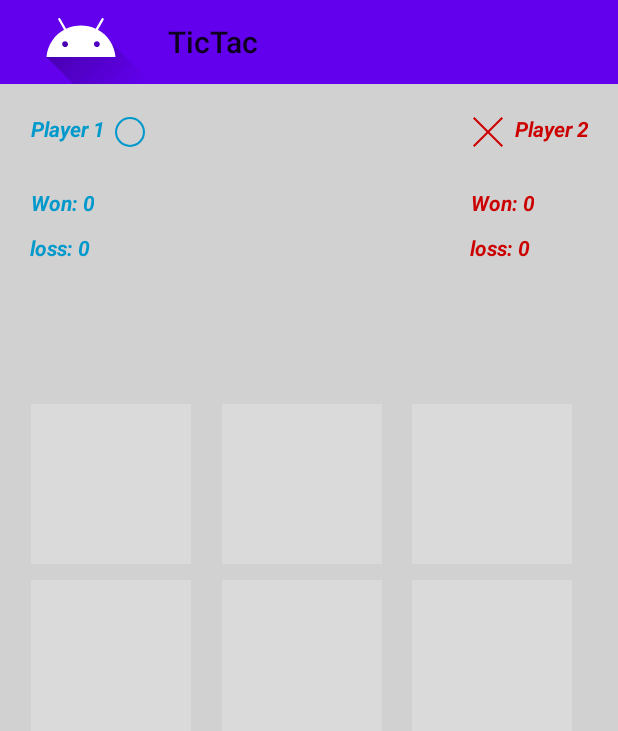
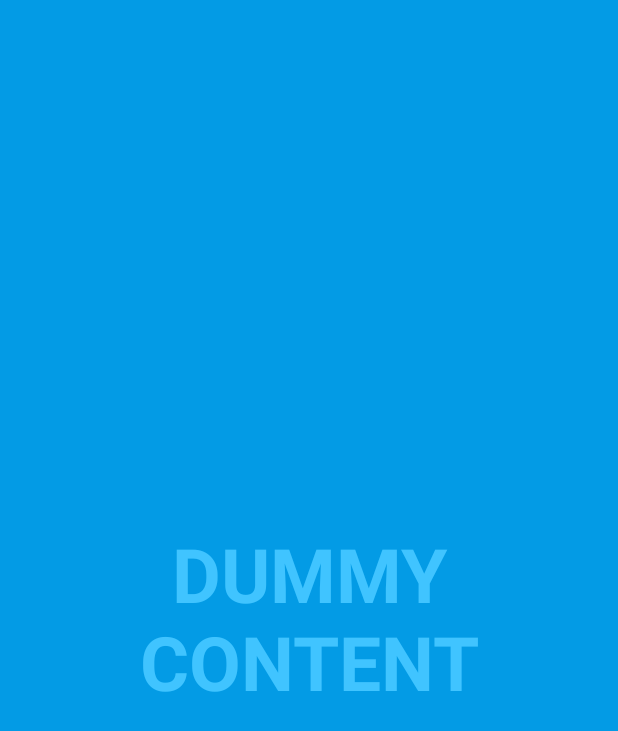
Before and after one commit to AJ-072/TicTac, an Android app: the screen it shows after launch (MainActivity before the commit, SplashScreen after it), on a phone screen of 412 x 824 dp. Shown: the top 731 px of the screen. Run offline under Robolectric (Android 15) with nearby library versions, the phone set to English and light mode, and no system bars.

Commit message:
init commit

```diff
--- a/app/src/main/java/com/aj/android/tictac/adapter.java
+++ b/app/src/main/java/com/aj/android/tictac/GameAdapter.java
@@ -8,12 +8,12 @@ import androidx.annotation.NonNull;
 import androidx.appcompat.widget.AppCompatImageButton;
 import androidx.recyclerview.widget.RecyclerView;
 
-class adapter extends RecyclerView.Adapter<adapter.MyViewHolder> {
+public class GameAdapter extends RecyclerView.Adapter<GameAdapter.MyViewHolder> {
     int count;
     onCLick onCLick;
     int width;
 
-    adapter(int count, int length, onCLick onCLick) {
+    public GameAdapter(int count, int length, onCLick onCLick) {
         this.count = count;
         this.onCLick = onCLick;
         this.width = length;
@@ -23,7 +23,7 @@ class adapter extends RecyclerView.Adapter<adapter.MyViewHolder> {
     @Override
     public MyViewHolder onCreateViewHolder(@NonNull ViewGroup parent, int viewType) {
         View view = LayoutInflater.from(parent.getContext()).inflate(R.layout.item, parent, false);
-        view.setLayoutParams(new RecyclerView.LayoutParams((width - 90) / 3, (width - 90) / 3));
+        //view.setLayoutParams(new RecyclerView.LayoutParams((width - 90) / 3, (width - 90) / 3));
         return new MyViewHolder(view);
     }
 
@@ -52,7 +52,7 @@ class adapter extends RecyclerView.Adapter<adapter.MyViewHolder> {
         }
     }
 
-    interface onCLick {
+    public interface onCLick {
         void OnClickListener(int position, View view);
     }
 }
--- /dev/null
+++ b/app/src/main/java/com/aj/android/tictac/Player.java
@@ -0,0 +1,4 @@
+package com.aj.android.tictac;
+
+public class Player {
+}
--- a/app/src/main/java/com/aj/android/tictac/MainActivity.java
+++ b/app/src/main/java/com/aj/android/tictac/activities/MainActivity.java
@@ -1,4 +1,4 @@
-package com.aj.android.tictac;
+package com.aj.android.tictac.activities;
 
 import android.content.DialogInterface;
 import android.os.Bundle;
@@ -18,13 +18,16 @@ import androidx.core.content.ContextCompat;
 import androidx.recyclerview.widget.GridLayoutManager;
 import androidx.recyclerview.widget.RecyclerView;
 
+import com.aj.android.tictac.R;
+import com.aj.android.tictac.GameAdapter;
+
 import java.util.ArrayList;
 import java.util.Arrays;
 import java.util.List;
 
-public class MainActivity extends AppCompatActivity implements com.aj.android.tictac.adapter.onCLick {
+public class MainActivity extends AppCompatActivity implements GameAdapter.onCLick {
     private int who = 1;
-    private adapter adapter;
+    private GameAdapter GameAdapter;
     private int winnerScore1 = 0, winnerScore2 = 0;
     private RecyclerView recyclerView;
     private List<List<Integer>> winner = new ArrayList<>();
@@ -51,13 +54,13 @@ public class MainActivity extends AppCompatActivity implements com.aj.android.ti
         display.getMetrics(displayMetrics);
         int orientation = display.getRotation();
         if (orientation == Surface.ROTATION_0 || orientation == Surface.ROTATION_180)
-            adapter = new adapter(9, displayMetrics.widthPixels, this);
+            GameAdapter = new GameAdapter(9, displayMetrics.widthPixels, this);
         else
-            adapter = new adapter(9, displayMetrics.heightPixels - 100, this);
+            GameAdapter = new GameAdapter(9, displayMetrics.heightPixels - 100, this);
         layoutManager = new GridLayoutManager(this, 3);
         recyclerView.setHasFixedSize(true);
         recyclerView.setLayoutManager(layoutManager);
-        recyclerView.setAdapter(adapter);
+        recyclerView.setAdapter(GameAdapter);
         setWinner();
     }
 
@@ -131,7 +134,7 @@ public class MainActivity extends AppCompatActivity implements com.aj.android.ti
     void Restart() {
         player1.clear();
         player2.clear();
-        adapter.notifyDataSetChanged();
+        GameAdapter.notifyDataSetChanged();
         who = 1;
         count = 0;
     }
--- /dev/null
+++ b/app/src/main/java/com/aj/android/tictac/activities/SplashScreen.java
@@ -0,0 +1,175 @@
+package com.aj.android.tictac.activities;
+
+import android.annotation.SuppressLint;
+import android.os.Bundle;
+import android.os.Handler;
+import android.view.MotionEvent;
+import android.view.View;
+
+import androidx.appcompat.app.ActionBar;
+import androidx.appcompat.app.AppCompatActivity;
+
+import com.aj.android.tictac.databinding.ActivitySplashScreenBinding;
+
+/**
+ * An example full-screen activity that shows and hides the system UI (i.e.
+ * status bar and navigation/system bar) with user interaction.
+ */
+public class SplashScreen extends AppCompatActivity {
+    /**
+     * Whether or not the system UI should be auto-hidden after
+     * {@link #AUTO_HIDE_DELAY_MILLIS} milliseconds.
+     */
+    private static final boolean AUTO_HIDE = true;
+
+    /**
+     * If {@link #AUTO_HIDE} is set, the number of milliseconds to wait after
+     * user interaction before hiding the system UI.
+     */
+    private static final int AUTO_HIDE_DELAY_MILLIS = 3000;
+
+    /**
+     * Some older devices needs a small delay between UI widget updates
+     * and a change of the status and navigation bar.
+     */
+    private static final int UI_ANIMATION_DELAY = 300;
+    private final Handler mHideHandler = new Handler();
+    private View mContentView;
+    private final Runnable mHidePart2Runnable = new Runnable() {
+        @SuppressLint("InlinedApi")
+        @Override
+        public void run() {
+            // Delayed removal of status and navigation bar
+
+            // Note that some of these constants are new as of API 16 (Jelly Bean)
+            // and API 19 (KitKat). It is safe to use them, as they are inlined
+            // at compile-time and do nothing on earlier devices.
+            mContentView.setSystemUiVisibility(View.SYSTEM_UI_FLAG_LOW_PROFILE
+                    | View.SYSTEM_UI_FLAG_FULLSCREEN
+                    | View.SYSTEM_UI_FLAG_LAYOUT_STABLE
+                    | View.SYSTEM_UI_FLAG_IMMERSIVE_STICKY
+                    | View.SYSTEM_UI_FLAG_LAYOUT_HIDE_NAVIGATION
+                    | View.SYSTEM_UI_FLAG_HIDE_NAVIGATION);
+        }
+    };
+    private View mControlsView;
+    private final Runnable mShowPart2Runnable = new Runnable() {
+        @Override
+        public void run() {
+            // Delayed display of UI elements
+            ActionBar actionBar = getSupportActionBar();
+            if (actionBar != null) {
+                actionBar.show();
+            }
+            mControlsView.setVisibility(View.VISIBLE);
+        }
+    };
+    private boolean mVisible;
+    private final Runnable mHideRunnable = new Runnable() {
+        @Override
+        public void run() {
+            hide();
+        }
+    };
+    /**
+     * Touch listener to use for in-layout UI controls to delay hiding the
+     * system UI. This is to prevent the jarring behavior of controls going away
+     * while interacting with activity UI.
+     */
+    private final View.OnTouchListener mDelayHideTouchListener = new View.OnTouchListener() {
+        @Override
+        public boolean onTouch(View view, MotionEvent motionEvent) {
+            switch (motionEvent.getAction()) {
+                case MotionEvent.ACTION_DOWN:
+                    if (AUTO_HIDE) {
+                        delayedHide(AUTO_HIDE_DELAY_MILLIS);
+                    }
+                    break;
+                case MotionEvent.ACTION_UP:
+                    view.performClick();
+                    break;
+                default:
+                    break;
+            }
+            return false;
+        }
+    };
+    private ActivitySplashScreenBinding binding;
+
+    @Override
+    protected void onCreate(Bundle savedInstanceState) {
+        super.onCreate(savedInstanceState);
+
+        binding = ActivitySplashScreenBinding.inflate(getLayoutInflater());
+        setContentView(binding.getRoot());
+
+        mVisible = true;
+        mControlsView = binding.fullscreenContentControls;
+        mContentView = binding.fullscreenContent;
+
+        // Set up the user interaction to manually show or hide the system UI.
+        mContentView.setOnClickListener(new View.OnClickListener() {
+            @Override
+            public void onClick(View view) {
+                toggle();
+            }
+        });
+
+        // Upon interacting with UI controls, delay any scheduled hide()
+        // operations to prevent the jarring behavior of controls going away
+        // while interacting with the UI.
+        binding.dummyButton.setOnTouchListener(mDelayHideTouchListener);
+    }
+
+    @Override
+    protected void onPostCreate(Bundle savedInstanceState) {
+        super.onPostCreate(savedInstanceState);
+
+        // Trigger the initial hide() shortly after the activity has been
+        // created, to briefly hint to the user that UI controls
+        // are available.
+        delayedHide(100);
+    }
+
+    private void toggle() {
+        if (mVisible) {
+            hide();
+        } else {
+            show();
+        }
+    }
+
+    private void hide() {
+        // Hide UI first
+        ActionBar actionBar = getSupportActionBar();
+        if (actionBar != null) {
+            actionBar.hide();
+        }
+        mControlsView.setVisibility(View.GONE);
+        mVisible = false;
+
+        // Schedule a runnable to remove the status and navigation bar after a delay
+        mHideHandler.removeCallbacks(mShowPart2Runnable);
+        mHideHandler.postDelayed(mHidePart2Runnable, UI_ANIMATION_DELAY);
+    }
+
+    private void show() {
+        // Show the system bar
+        mContentView.setSystemUiVisibility(View.SYSTEM_UI_FLAG_LAYOUT_FULLSCREEN
+                | View.SYSTEM_UI_FLAG_LAYOUT_HIDE_NAVIGATION);
+        mVisible = true;
+
+        // Schedule a runnable to display UI elements after a delay
+        mHideHandler.removeCallbacks(mHidePart2Runnable);
+        mHideHandler.postDelayed(mShowPart2Runnable, UI_ANIMATION_DELAY);
+    }
+
+    /**
+     * Schedules a call to hide() in delay milliseconds, canceling any
+     * previously scheduled calls.
+     */
+    private void delayedHide(int delayMillis) {
+        mHideHandler.removeCallbacks(mHideRunnable);
+        mHideHandler.postDelayed(mHideRunnable, delayMillis);
+    }
+}
--- a/app/src/main/res/layout-land/activity_main.xml
+++ b/app/src/main/res/layout-land/activity_main.xml
@@ -6,7 +6,7 @@
     xmlns:app="http://schemas.android.com/apk/res-auto"
     android:background="#D1D1D1"
     android:orientation="vertical"
-    tools:context=".MainActivity">
+    tools:context=".activities.MainActivity">
     <androidx.appcompat.widget.Toolbar
         android:layout_width="match_parent"
         android:id="@+id/toolbar"
--- a/app/src/main/res/layout/activity_main.xml
+++ b/app/src/main/res/layout/activity_main.xml
@@ -1,112 +1,16 @@
 <?xml version="1.0" encoding="utf-8"?>
-<androidx.appcompat.widget.LinearLayoutCompat xmlns:android="http://schemas.android.com/apk/res/android"
-    xmlns:tools="http://schemas.android.com/tools"
-    android:layout_width="match_parent"
-    android:layout_height="match_parent"
+<androidx.constraintlayout.widget.ConstraintLayout
+    xmlns:andriod="http://schemas.android.com/apk/res/android"
     xmlns:app="http://schemas.android.com/apk/res-auto"
-    android:background="#D1D1D1"
-    android:orientation="vertical"
-    tools:context=".MainActivity">
-    <androidx.appcompat.widget.Toolbar
-        android:layout_width="match_parent"
-        android:id="@+id/toolbar"
-        android:background="@color/colorPrimary"
-        android:layout_height="wrap_content"
-        app:title="@string/app_name"
-        app:navigationIcon="@drawable/ic_launcher_foreground"
-        />
-    <RelativeLayout
-        android:layout_width="match_parent"
-        android:layout_height="match_parent">
+    andriod:layout_height="match_parent"
+    andriod:layout_width="match_parent">
 
-        <androidx.appcompat.widget.AppCompatTextView
-            android:id="@+id/player2"
-            android:layout_width="wrap_content"
-            android:layout_height="wrap_content"
-            android:layout_alignParentEnd="true"
-            android:layout_margin="20dp"
-            android:drawableStart="@drawable/ic_cross"
-            android:drawablePadding="5dp"
-            android:text="@string/player_2"
-            android:textAlignment="center"
-            android:textColor="@android:color/holo_red_dark"
-            android:textStyle="bold|italic" />
+    <include
+        layout="@layout/player_data"
+        app:layout_constraintEnd_toEndOf="parent" />
 
-        <androidx.appcompat.widget.LinearLayoutCompat
-            android:layout_width="wrap_content"
-            android:layout_height="wrap_content"
-            android:layout_below="@id/player2"
-            android:layout_alignStart="@id/player2"
-            android:orientation="vertical">
+    <include
+        andriod:id="@+id/include"
+        layout="@layout/player_data" />
 
-            <androidx.appcompat.widget.AppCompatTextView
-                android:id="@+id/winnerScore2"
-                android:layout_width="wrap_content"
-                android:layout_height="wrap_content"
-                android:layout_marginVertical="5dp"
-                android:text="Won: 0"
-                android:textAlignment="center"
-                android:textColor="@android:color/holo_red_dark"
-                android:textStyle="bold|italic" />
-
-            <androidx.appcompat.widget.AppCompatTextView
-                android:id="@+id/lossCount2"
-                android:layout_width="wrap_content"
-                android:layout_height="wrap_content"
-                android:layout_marginVertical="5dp"
-                android:text="loss: 0"
-                android:textAlignment="center"
-                android:textColor="@android:color/holo_red_dark"
-                android:textStyle="bold|italic" />
-        </androidx.appcompat.widget.LinearLayoutCompat>
-
-        <androidx.appcompat.widget.AppCompatTextView
-            android:id="@+id/player1"
-            android:layout_width="wrap_content"
-            android:layout_height="wrap_content"
-            android:layout_margin="20dp"
-            android:drawableEnd="@drawable/ic_circle"
-            android:drawablePadding="5dp"
-            android:text="@string/player_1"
-            android:textAlignment="center"
-            android:textColor="@android:color/holo_blue_dark"
-            android:textStyle="bold|italic" />
-
-        <androidx.appcompat.widget.LinearLayoutCompat
-            android:layout_width="wrap_content"
-            android:layout_height="wrap_content"
-            android:layout_below="@id/player1"
-            android:layout_alignStart="@id/player1"
-            android:orientation="vertical">
-
-            <androidx.appcompat.widget.AppCompatTextView
-                android:id="@+id/winnerScore1"
-                android:layout_width="wrap_content"
-                android:layout_height="wrap_content"
-                android:layout_marginVertical="5dp"
-                android:text="Won: 0"
-                android:textAlignment="center"
-                android:textColor="@android:color/holo_blue_dark"
-                android:textStyle="bold|italic" />
-
-            <androidx.appcompat.widget.AppCompatTextView
-                android:id="@+id/lossCount1"
-                android:layout_width="wrap_content"
-                android:layout_height="wrap_content"
-                android:layout_marginVertical="5dp"
-                android:text="loss: 0"
-                android:textAlignment="center"
-                android:textColor="@android:color/holo_blue_dark"
-                android:textStyle="bold|italic" />
-        </androidx.appcompat.widget.LinearLayoutCompat>
-
-        <androidx.recyclerview.widget.RecyclerView
-            android:id="@+id/recycler"
-            android:layout_width="match_parent"
-            android:layout_height="wrap_content"
-            android:layout_centerInParent="true"
-            android:isScrollContainer="false"
-            android:layout_margin="15dp"
-            tools:listitem="@layout/item" />
-    </RelativeLayout>
-</androidx.appcompat.widget.LinearLayoutCompat>
+</androidx.constraintlayout.widget.ConstraintLayout>
--- /dev/null
+++ b/app/src/main/res/layout/activity_splash_screen.xml
@@ -0,0 +1,51 @@
+<?xml version="1.0" encoding="utf-8"?>
+<FrameLayout xmlns:android="http://schemas.android.com/apk/res/android"
+    xmlns:tools="http://schemas.android.com/tools"
+    android:layout_width="match_parent"
+    android:layout_height="match_parent"
+    android:background="?attr/fullscreenBackgroundColor"
+    android:theme="@style/ThemeOverlay.TicTac.FullscreenContainer"
+    tools:context=".activities.SplashScreen">
+
+    <!-- The primary full-screen view. This can be replaced with whatever view
+         is needed to present your content, e.g. VideoView, SurfaceView,
+         TextureView, etc. -->
+    <TextView
+        android:id="@+id/fullscreen_content"
+        android:layout_width="match_parent"
+        android:layout_height="match_parent"
+        android:gravity="center"
+        android:keepScreenOn="true"
+        android:text="@string/dummy_content"
+        android:textColor="?attr/fullscreenTextColor"
+        android:textSize="50sp"
+        android:textStyle="bold" />
+
+    <!-- This FrameLayout insets its children based on system windows using
+         android:fitsSystemWindows. -->
+    <FrameLayout
+        android:layout_width="match_parent"
+        android:layout_height="match_parent"
+        android:fitsSystemWindows="true">
+
+        <LinearLayout
+            android:id="@+id/fullscreen_content_controls"
+            style="@style/Widget.AppTheme.ButtonBar.Fullscreen"
+            android:layout_width="match_parent"
+            android:layout_height="wrap_content"
+            android:layout_gravity="bottom|center_horizontal"
+            android:orientation="horizontal"
+            tools:ignore="UselessParent">
+
+            <Button
+                android:id="@+id/dummy_button"
+                style="?android:attr/buttonBarButtonStyle"
+                android:layout_width="0dp"
+                android:layout_height="wrap_content"
+                android:layout_weight="1"
+                android:text="@string/dummy_button" />
+
+        </LinearLayout>
+    </FrameLayout>
+
+</FrameLayout>
--- a/app/src/main/res/layout/item.xml
+++ b/app/src/main/res/layout/item.xml
@@ -1,18 +1,12 @@
 <?xml version="1.0" encoding="utf-8"?>
 <androidx.appcompat.widget.LinearLayoutCompat xmlns:android="http://schemas.android.com/apk/res/android"
     android:layout_width="match_parent"
-    android:layout_height="match_parent">
+    android:layout_height="match_parent"
+    android:padding="5dp">
 
-    <androidx.appcompat.widget.LinearLayoutCompat
+    <androidx.appcompat.widget.AppCompatImageButton
+        android:id="@+id/element"
         android:layout_width="match_parent"
-        android:layout_margin="5dp"
         android:layout_height="match_parent"
-        android:background="@color/nano">
-
-        <androidx.appcompat.widget.AppCompatImageButton
-            android:id="@+id/element"
-            android:layout_width="match_parent"
-            android:layout_height="match_parent"
-            android:background="@android:color/transparent" />
-    </androidx.appcompat.widget.LinearLayoutCompat>
+        android:background="@color/nano"/>
 </androidx.appcompat.widget.LinearLayoutCompat>
--- /dev/null
+++ b/app/src/main/res/values-night/themes.xml
@@ -0,0 +1,15 @@
+<?xml version="1.0" encoding="utf-8"?>
+<resources>
+    <!-- Base application theme. -->
+    <style name="AppTheme" parent="Theme.AppCompat.Light.NoActionBar">
+        <!-- Customize your theme here. -->
+        <item name="colorPrimary">@color/colorPrimary</item>
+        <item name="colorPrimaryDark">@color/colorPrimaryDark</item>
+        <item name="colorAccent">@color/colorAccent</item>
+    </style>
+
+    <style name="ThemeOverlay.TicTac.FullscreenContainer" parent="">
+        <item name="fullscreenBackgroundColor">@color/light_blue_900</item>
+        <item name="fullscreenTextColor">@color/light_blue_A400</item>
+    </style>
+</resources>
--- /dev/null
+++ b/app/src/main/res/values/attrs.xml
@@ -0,0 +1,6 @@
+<resources>
+    <declare-styleable name="FullscreenAttrs">
+        <attr name="fullscreenBackgroundColor" format="color" />
+        <attr name="fullscreenTextColor" format="color" />
+    </declare-styleable>
+</resources>
--- a/app/src/main/res/values/colors.xml
+++ b/app/src/main/res/values/colors.xml
@@ -4,4 +4,9 @@
     <color name="colorPrimaryDark">#3700B3</color>
     <color name="colorAccent">#03DAC5</color>
     <color name="nano">#33FFFFFF</color>
+    <color name="light_blue_600">#FF039BE5</color>
+    <color name="light_blue_900">#FF01579B</color>
+    <color name="light_blue_A200">#FF40C4FF</color>
+    <color name="light_blue_A400">#FF00B0FF</color>
+    <color name="black_overlay">#66000000</color>
 </resources>
--- a/app/src/main/res/values/strings.xml
+++ b/app/src/main/res/values/strings.xml
@@ -2,4 +2,10 @@
     <string name="app_name">TicTac</string>
     <string name="player_2">Player 2</string>
     <string name="player_1">Player 1</string>
+    <string name="player_name">Player Name</string>
+    <string name="won_0">Won: 0</string>
+    <string name="loss_0">loss: 0</string>
+    <string name="title_activity_splash_screen">FullscreenActivity</string>
+    <string name="dummy_button">Dummy Button</string>
+    <string name="dummy_content">DUMMY\nCONTENT</string>
 </resources>
--- a/app/src/main/res/values/styles.xml
+++ b/app/src/main/res/values/styles.xml
@@ -1,10 +1,11 @@
 <resources>
-    <!-- Base application theme. -->
-    <style name="AppTheme" parent="Theme.AppCompat.Light.NoActionBar">
-        <!-- Customize your theme here. -->
-        <item name="colorPrimary">@color/colorPrimary</item>
-        <item name="colorPrimaryDark">@color/colorPrimaryDark</item>
-        <item name="colorAccent">@color/colorAccent</item>
+
+    <style name="Widget.AppTheme.ActionBar.Fullscreen" parent="Widget.AppCompat.ActionBar">
+        <item name="background">@color/black_overlay</item>
     </style>
 
+    <style name="Widget.AppTheme.ButtonBar.Fullscreen" parent="">
+        <item name="background">@color/black_overlay</item>
+        <item name="buttonBarStyle">?attr/buttonBarStyle</item>
+    </style>
 </resources>
--- /dev/null
+++ b/app/src/main/res/values/themes.xml
@@ -0,0 +1,21 @@
+<?xml version="1.0" encoding="utf-8"?>
+<resources>
+    <!-- Base application theme. -->
+    <style name="AppTheme" parent="Theme.AppCompat.Light.NoActionBar">
+        <!-- Customize your theme here. -->
+        <item name="colorPrimary">@color/colorPrimary</item>
+        <item name="colorPrimaryDark">@color/colorPrimaryDark</item>
+        <item name="colorAccent">@color/colorAccent</item>
+    </style>
+
+    <style name="AppTheme.Fullscreen" parent="AppTheme">
+        <item name="actionBarStyle">@style/Widget.AppTheme.ActionBar.Fullscreen</item>
+        <item name="windowActionBarOverlay">true</item>
+        <item name="android:windowBackground">@null</item>
+    </style>
+
+    <style name="ThemeOverlay.TicTac.FullscreenContainer" parent="">
+        <item name="fullscreenBackgroundColor">@color/light_blue_600</item>
+        <item name="fullscreenTextColor">@color/light_blue_A200</item>
+    </style>
+</resources>
--- a/build.gradle
+++ b/build.gradle
@@ -2,10 +2,10 @@
 buildscript {
     repositories {
         google()
-        jcenter()
+        mavenCentral()
     }
     dependencies {
-        classpath "com.android.tools.build:gradle:4.0.1"
+        classpath 'com.android.tools.build:gradle:4.2.1'
 
         // NOTE: Do not place your application dependencies here; they belong
         // in the individual module build.gradle files
@@ -15,7 +15,7 @@ buildscript {
 allprojects {
     repositories {
         google()
-        jcenter()
+        mavenCentral()
     }
 }
 
```
Also changed, not shown: app/build.gradle (+16 -10 lines), app/src/main/AndroidManifest.xml (+8 -1 lines), app/src/main/res/layout/player_data.xml (added, +46 -0 lines), gradle/wrapper/gradle-wrapper.properties, 1 other file.
